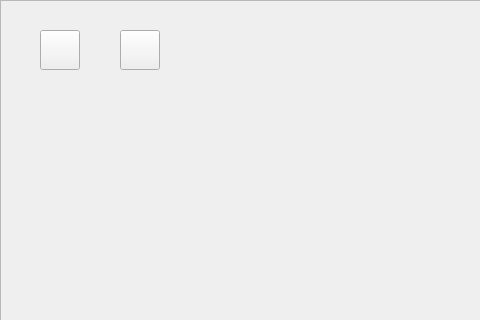
lindexWindy/ds15UI, file Main_window/part_aivsai.ui: the form before one commit; both pictures show x 0 to 480 and y 0 to 320 of the 1024 by 768 pixel window.
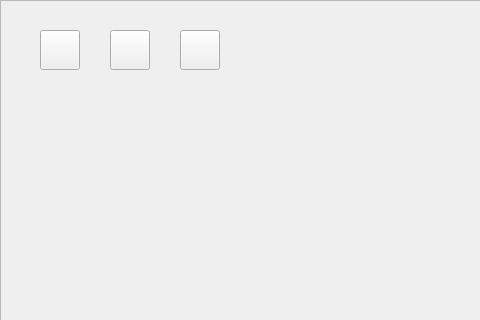
The form after the commit.

Commit message: 修改了一些地方以适合主界面,修改了aivsai界面

What changed in the file:
```diff
--- a/Main_window/part_aivsai.ui
+++ b/Main_window/part_aivsai.ui
@@ -134,7 +134,7 @@
    <widget class="QPushButton" name="startButton">
     <property name="geometry">
      <rect>
-      <x>120</x>
+      <x>180</x>
       <y>30</y>
       <width>40</width>
       <height>40</height>
@@ -157,6 +157,19 @@
      <string/>
     </property>
    </widget>
+   <widget class="QPushButton" name="exitButton">
+    <property name="geometry">
+     <rect>
+      <x>110</x>
+      <y>30</y>
+      <width>40</width>
+      <height>40</height>
+     </rect>
+    </property>
+    <property name="text">
+     <string/>
+    </property>
+   </widget>
   </widget>
  </widget>
  <resources/>
```
The commit also changes 22 other files.
